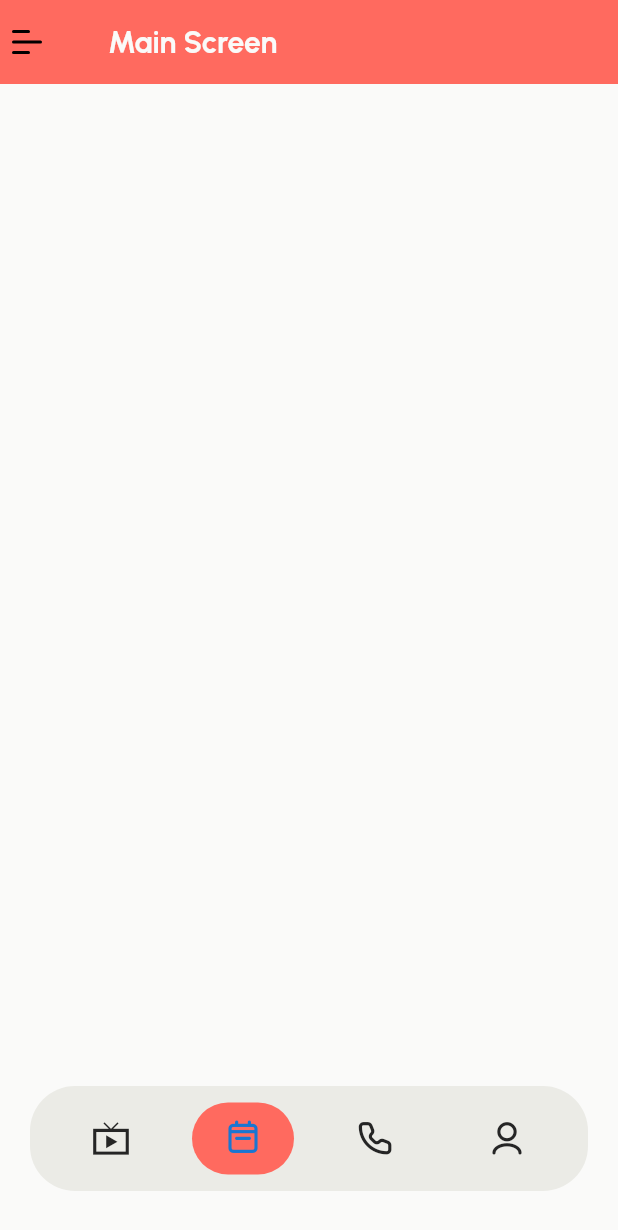
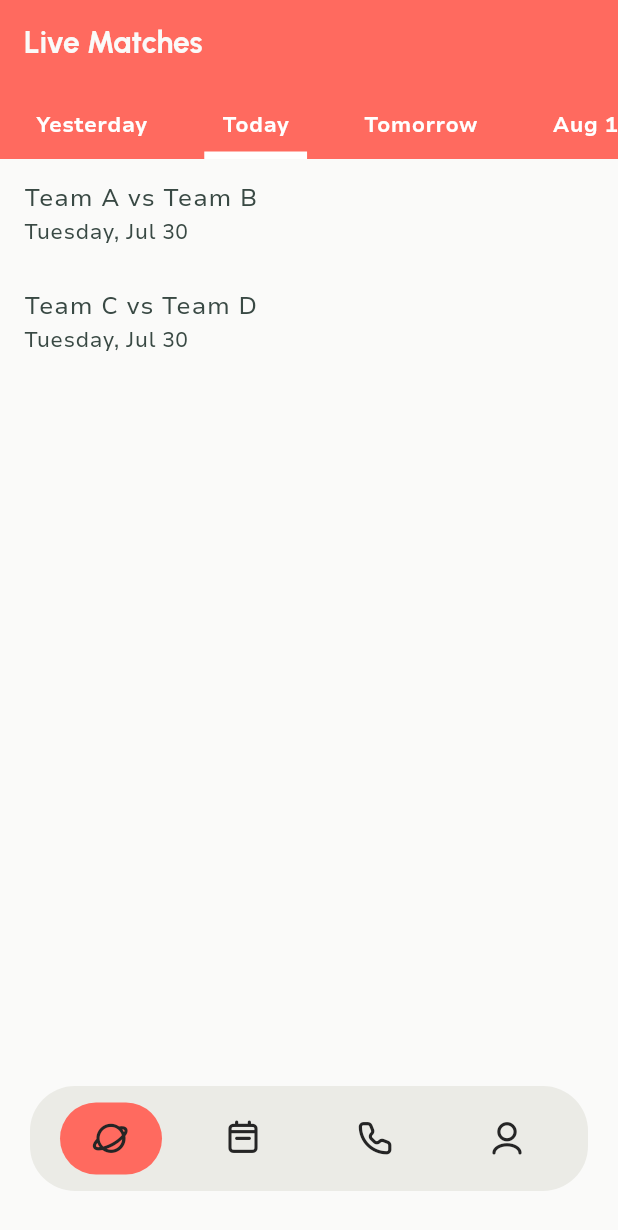
Before and after one commit to mavicDesigns/GoalBuzz, a Flutter app: the screen it shows after launch, on a phone screen of 412 x 824 dp. Shown: the top 1230 px of the screen. Run offline on Flutter 3.47's test engine with Material 3 defaults, Android fonts, the phone set to English and light mode, and no system bars; our stand-ins replace bloc, equatable, flutter_bloc, lottie.

Commit message:
Finished live Page

```diff
--- a/lib/src/components/widget/bottom_navigation_bar.dart
+++ b/lib/src/components/widget/bottom_navigation_bar.dart
@@ -1,55 +1,54 @@
 import 'package:flutter/material.dart';
+import 'package:truck/assets/fonts/MavicIcons/mavic_i_cons_icons.dart';
 
 enum NavigationBarType { icons, text, both }
 
 class BottomNavigationBarComponent extends StatelessWidget {
   final int currentIndex;
-  final List<String> items;
-  final List<IconData>? icons;
-  final NavigationBarType navigationBarType;
   final ValueChanged<int>? onTap;
 
   const BottomNavigationBarComponent({
-    Key? key,
+    super.key,
     required this.currentIndex,
-    required this.items,
-    this.icons,
-    this.navigationBarType = NavigationBarType.both,
     this.onTap,
-  })  : assert(navigationBarType != NavigationBarType.icons || icons != null,
-               'Icons must be provided if navigationBarType is icons'),
-        assert(navigationBarType != NavigationBarType.text || icons == null,
-               'Icons should be null if navigationBarType is text'),
-        assert(icons == null || icons.length == items.length,
-               'Icons length must be equal to items length'),
-        super(key: key);
+  });
 
   @override
   Widget build(BuildContext context) {
-    final theme = Theme.of(context);
-    final selectedColor = theme.colorScheme.tertiary;
-    final unselectedColor = Colors.grey;
+    return Container(
+      height: 70,
+      margin: EdgeInsets.symmetric(vertical: 30, horizontal: 20),
+      padding: EdgeInsets.symmetric(horizontal: 20, vertical: 10),
+      decoration: BoxDecoration(
+          borderRadius: BorderRadius.circular(30),
+          boxShadow: [],
+          color: Theme.of(context).bottomNavigationBarTheme.backgroundColor),
+      child: Row(
+        mainAxisAlignment: MainAxisAlignment.spaceBetween,
+        children: [
+          _buildNavItem(MavicICons.planet, 0, context),
+          _buildNavItem(MavicICons.calendar_week, 1, context),
+          _buildNavItem(MavicICons.phone, 2, context),
+          _buildNavItem(MavicICons.user_02, 3, context),
+        ],
+      ),
+    );
+  }
 
-    return BottomNavigationBar(
-      currentIndex: currentIndex,
-      onTap: onTap,
-      items: List.generate(items.length, (index) {
-        final icon = icons?[index] ?? Icons.circle;
-        return BottomNavigationBarItem(
-          icon: navigationBarType == NavigationBarType.text
-              ? SizedBox.shrink()
-              : Icon(icon, color: index == currentIndex ? selectedColor : unselectedColor),
-          label: navigationBarType == NavigationBarType.icons
-              ? ''
-              : items[index], // Provide label only if not using icons
-          activeIcon: navigationBarType == NavigationBarType.text
-              ? null
-              : Icon(icon, color: selectedColor),
-        );
-      }),
-      selectedItemColor: selectedColor,
-      unselectedItemColor: unselectedColor,
-      type: BottomNavigationBarType.fixed,
+  Widget _buildNavItem(IconData icon, int index, BuildContext context) {
+    final bool isSelected = currentIndex == index;
+
+    return Container(
+      padding: EdgeInsets.symmetric(horizontal: 10),
+      decoration: BoxDecoration(
+          color:
+              isSelected ? Theme.of(context).primaryColor : Colors.transparent,
+          borderRadius: BorderRadius.circular(30)),
+      child: IconButton(
+        onPressed: () => onTap!(index),
+        color: Theme.of(context).textTheme.bodyMedium!.color,
+        icon: Icon(icon, size: 26),
+      ),
     );
   }
 }
--- a/lib/src/routes/app_routes.dart
+++ b/lib/src/routes/app_routes.dart
@@ -6,7 +6,6 @@ import 'package:truck/src/screens/form_Screen.dart';
 import 'package:truck/src/screens/main_screen.dart';
 import 'package:truck/src/screens/select_button_screen.dart';
 import 'package:truck/src/screens/splash_screen.dart';
-import '../screens/pageview/home_screen.dart';
 import '../screens/login_screen.dart';
 
 class AppRoutes {
--- a/lib/src/screens/main_screen.dart
+++ b/lib/src/screens/main_screen.dart
@@ -4,6 +4,10 @@ import 'package:truck/src/components/widget/bottom_navigation_bar.dart';
 import 'package:truck/src/components/widget/custom_progress_loading.dart';
 import 'package:truck/src/components/widget/menu_button.dart';
 import 'package:truck/src/components/widget/navigation_drawer.dart';
+import 'package:truck/src/screens/pageview/live_screen.dart';
+import 'package:truck/src/screens/pageview/settings_screen.dart';
+import 'package:truck/src/screens/pageview/upcoming_screen.dart';
+import 'package:truck/src/screens/pageview/voiceCall_screen.dart';
 
 class MainScreen extends StatefulWidget {
   @override
@@ -12,6 +16,13 @@ class MainScreen extends StatefulWidget {
 
 class _MainScreenState extends State<MainScreen> {
   int _currentIndex = 0;
+
+  final List<Widget> _screens = [
+    LiveMatchesScreen(),
+    UpcomingMatchesScreen(),
+    VoiceCallRoomsScreen(),
+    ProfileSettingsScreen(),
+  ];
 
   void _onTap(int index) {
     setState(() {
@@ -22,71 +33,12 @@ class _MainScreenState extends State<MainScreen> {
   @override
   Widget build(BuildContext context) {
     return Scaffold(
-      appBar: AppBar(
-        title: Text('Main Screen'),
-        leading: Builder(builder: (context) {
-          return MenuButton(
-            onPressed: () {
-              Scaffold.of(context).openDrawer();
-            },
-          );
-        }),
-      ),
+
       drawer: CustomNavigationDrawer(),
-      body: Center(
-          // child: CustomProgressIndicator(),
-          ),
-      bottomNavigationBar: Container(
-        height: 70,
-        margin: EdgeInsets.symmetric(vertical: 30, horizontal: 20),
-        padding: EdgeInsets.symmetric(horizontal: 20, vertical: 10),
-        decoration: BoxDecoration(
-            borderRadius: BorderRadius.circular(30),
-            boxShadow: [],
-            color: Theme.of(context).bottomNavigationBarTheme.backgroundColor),
-        child: Row(
-          mainAxisAlignment: MainAxisAlignment.spaceBetween,
-          children: [
-            Container(
-              padding: EdgeInsets.symmetric(horizontal: 10),
-              child: IconButton(
-                onPressed: () => {},
-                color: Theme.of(context).textTheme.bodyMedium!.color,
-                icon: Icon(
-                  Icons.live_tv_sharp,
-                  size: 26,
-                ),
-              ),
-            ),
-            Container(
-              padding: EdgeInsets.symmetric(horizontal: 10),
-              decoration: BoxDecoration(
-                  color: Theme.of(context).primaryColor,
-                  borderRadius: BorderRadius.circular(30)),
-              child: IconButton(
-                onPressed: () => {},
-                color: Theme.of(context).primaryColorDark,
-                icon: Icon(MavicICons.calendar_week, size: 26),
-              ),
-            ),
-            Container(
-              padding: EdgeInsets.symmetric(horizontal: 10),
-              child: IconButton(
-                onPressed: () => {},
-                color: Theme.of(context).textTheme.bodyMedium!.color,
-                icon: Icon(MavicICons.phone, size: 26),
-              ),
-            ),
-            Container(
-              padding: EdgeInsets.symmetric(horizontal: 10),
-              child: IconButton(
-                onPressed: () => {},
-                color: Theme.of(context).textTheme.bodyMedium!.color,
-                icon: Icon(MavicICons.user_02, size: 26),
-              ),
-            )
-          ],
-        ),
+      body: _screens[_currentIndex],
+      bottomNavigationBar: BottomNavigationBarComponent(
+        currentIndex: _currentIndex,
+        onTap: _onTap,
       ),
     );
   }
--- /dev/null
+++ b/lib/src/screens/pageview/live_screen.dart
@@ -0,0 +1,208 @@
+import 'package:flutter/material.dart';
+import 'package:intl/intl.dart'; // For formatting dates
+
+class LiveMatchesScreen extends StatefulWidget {
+  @override
+  _LiveMatchesScreenState createState() => _LiveMatchesScreenState();
+}
+
+class _LiveMatchesScreenState extends State<LiveMatchesScreen> {
+  final PageController _pageController = PageController(initialPage: 6);
+  final Map<String, _CachedData<List<Match>>> _cache = {};
+  final Duration _cacheDuration = Duration(minutes: 10);
+  final ScrollController _scrollController = ScrollController();
+
+  List<DateTime> _dates = List.generate(
+      14, (index) => DateTime.now().subtract(Duration(days: 6 - index)));
+  int _currentIndex = 6;
+
+  @override
+  void initState() {
+    super.initState();
+    _pageController.addListener(_pageListener);
+    WidgetsBinding.instance.addPostFrameCallback((_) {
+      _scrollToCenter(_currentIndex);
+    });
+  }
+
+  void _pageListener() {
+    setState(() {
+      _currentIndex = _pageController.page?.round() ?? 6;
+    });
+
+    // Add more dates to the end
+    if (_pageController.page! >= _dates.length - 1) {
+      setState(() {
+        _dates.addAll(List.generate(
+            7, (index) => _dates.last.add(Duration(days: index + 1))));
+      });
+    }
+
+    // Add more dates to the beginning
+    if (_pageController.page! <= 0) {
+      setState(() {
+        _dates.insertAll(
+            0,
+            List.generate(7,
+                (index) => _dates.first.subtract(Duration(days: 7 - index))));
+        _pageController.jumpToPage(7);
+      });
+    }
+    _scrollToCenter(_currentIndex);
+  }
+
+  void _scrollToCenter(int index) {
+    WidgetsBinding.instance.addPostFrameCallback((_) {
+      double screenWidth = MediaQuery.of(context).size.width;
+      double containerWidth = screenWidth / 4; // Adjust this value as needed
+      double scrollPosition = containerWidth * index -
+          (screenWidth / 2 - containerWidth / 2);
+      _scrollController.animateTo(
+        scrollPosition,
+        duration: Duration(milliseconds: 300),
+        curve: Curves.easeInOut,
+      );
+    });
+  }
+
+  @override
+  void dispose() {
+    _pageController.removeListener(_pageListener);
+    _pageController.dispose();
+    _scrollController.dispose();
+    super.dispose();
+  }
+
+  @override
+  Widget build(BuildContext context) {
+    return Scaffold(
+      appBar: AppBar(
+        title: Text('Live Matches'),
+        centerTitle: false,
+        bottom: PreferredSize(
+          preferredSize: Size.fromHeight(50),
+          child: _buildDateNav(),
+        ),
+      ),
+      body: PageView.builder(
+        controller: _pageController,
+        itemCount: _dates.length,
+        itemBuilder: (context, index) {
+          DateTime date = _dates[index];
+          return _buildMatchDayPage(date);
+        },
+      ),
+    );
+  }
+
+  int calculateDifference(DateTime date) {
+    DateTime now = DateTime.now();
+    return DateTime(date.year, date.month, date.day)
+        .difference(DateTime(now.year, now.month, now.day))
+        .inDays;
+  }
+
+  Widget _buildDateNav() {
+    return SingleChildScrollView(
+      controller: _scrollController,
+      scrollDirection: Axis.horizontal,
+      child: Row(
+        children: List.generate(_dates.length, (index) {
+          DateTime date = _dates[index];
+          String formattedDate = calculateDifference(date) == 0
+              ? 'Today'
+              : calculateDifference(date) == -1 ? 'Yesterday'
+              : calculateDifference(date) == 1 ? 'Tomorrow'
+              : DateFormat('MMM d').format(date);
+          return InkWell(
+            onTap: () {
+              _pageController.jumpToPage(index);
+            },
+            child: Container(
+              margin: EdgeInsets.symmetric(horizontal: 13),
+              decoration: BoxDecoration(
+                  border: Border(
+                      bottom: BorderSide(
+                        width: 5,
+                          color: index == _currentIndex
+                              ?  Theme.of(context).cardColor
+                              : Colors.transparent))),
+              padding: EdgeInsets.symmetric(horizontal: 12, vertical: 8),
+              child: Text(
+                formattedDate,
+                style: TextStyle(fontSize: 14, fontWeight: FontWeight.bold, color: Theme.of(context).cardColor),
+              ),
+            ),
+          );
+        }),
+      ),
+    );
+  }
+
+  Widget _buildMatchDayPage(DateTime date) {
+    String formattedDate = DateFormat('EEEE, MMM d').format(date);
+
+    return FutureBuilder<List<Match>>(
+      future: _fetchMatchesForDate(date),
+      builder: (context, snapshot) {
+        if (snapshot.connectionState == ConnectionState.waiting) {
+          return Center(child: CircularProgressIndicator());
+        } else if (snapshot.hasError) {
+          return Center(child: Text('Error: ${snapshot.error}'));
+        } else if (!snapshot.hasData || snapshot.data!.isEmpty) {
+          return Center(child: Text('No matches for this day.'));
+        } else {
+          return ListView.builder(
+            itemCount: snapshot.data!.length,
+            itemBuilder: (context, index) {
+              Match match = snapshot.data![index];
+              return ListTile(
+                title: Text('${match.homeTeam} vs ${match.awayTeam}'),
+                subtitle: Text('${formattedDate}'),
+              );
+            },
+          );
+        }
+      },
+    );
+  }
+
+  Future<List<Match>> _fetchMatchesForDate(DateTime date) async {
+    String dateKey = DateFormat('yyyy-MM-dd').format(date);
+    if (_cache.containsKey(dateKey) &&
+        DateTime.now().difference(_cache[dateKey]!.timestamp) <
+            _cacheDuration) {
+      return _cache[dateKey]!.data;
+    }
+
+    List<Match> matches =
+        await _fetchMatchesFromNetwork(date); // Fetch from network
+    _cache[dateKey] = _CachedData(matches, DateTime.now());
+    return matches;
+  }
+
+  Future<List<Match>> _fetchMatchesFromNetwork(DateTime date) async {
+    // Your logic to fetch matches for the given date
+    // This is just a placeholder
+    await Future.delayed(Duration(seconds: 1)); // Simulate network delay
+    return [
+      Match(homeTeam: 'Team A', awayTeam: 'Team B', time: '12:00 PM'),
+      Match(homeTeam: 'Team C', awayTeam: 'Team D', time: '3:00 PM'),
+    ];
+  }
+}
+
+class _CachedData<T> {
+  final T data;
+  final DateTime timestamp;
+
+  _CachedData(this.data, this.timestamp);
+}
+
+class Match {
+  final String homeTeam;
+  final String awayTeam;
+  final String time;
+
+  Match({required this.homeTeam, required this.awayTeam, required this.time});
+}
--- /dev/null
+++ b/lib/src/screens/pageview/upcoming_screen.dart
@@ -0,0 +1,9 @@
+
+import 'package:flutter/material.dart';
+
+class UpcomingMatchesScreen extends StatelessWidget {
+  @override
+  Widget build(BuildContext context) {
+    return Center(child: Text('Upcoming Matches Screen'));
+  }
+}
--- a/lib/src/themes/light_theme.dart
+++ b/lib/src/themes/light_theme.dart
@@ -16,6 +16,8 @@ class AppColors {
 }
 
 final ThemeData lightTheme = ThemeData(
+    primaryColor: AppColors.primary1,
+    primaryColorDark: Colors.black,
     colorScheme: ColorScheme.light(
       tertiary: AppColors.tertiary,
       primary: AppColors.primary1,
@@ -120,9 +122,7 @@ final ThemeData lightTheme = ThemeData(
         fontWeight: FontWeight.bold,
       ),
     ),
-  cardTheme: CardTheme(
-    color: AppColors.cardColor
-  ),
+    cardTheme: CardTheme(color: AppColors.cardColor),
     buttonTheme: ButtonThemeData(
       buttonColor: AppColors.secondary1,
       padding: EdgeInsets.symmetric(horizontal: 8),
@@ -130,7 +130,8 @@ final ThemeData lightTheme = ThemeData(
     ),
     elevatedButtonTheme: ElevatedButtonThemeData(
       style: ElevatedButton.styleFrom(
-      foregroundColor: AppColors.text4, backgroundColor: AppColors.secondary1,
+        foregroundColor: AppColors.text4,
+        backgroundColor: AppColors.secondary1,
         textStyle: TextStyle(
           fontFamily: 'Urbanist',
           fontWeight: FontWeight.bold,
@@ -144,7 +145,8 @@ final ThemeData lightTheme = ThemeData(
     ),
     textButtonTheme: TextButtonThemeData(
       style: TextButton.styleFrom(
-      foregroundColor: AppColors.secondary1, textStyle: TextStyle(
+        foregroundColor: AppColors.secondary1,
+        textStyle: TextStyle(
           fontFamily: 'Urbanist',
           fontWeight: FontWeight.bold,
           fontSize: 18, // Increased font size
@@ -170,8 +172,7 @@ final ThemeData lightTheme = ThemeData(
     iconTheme: IconThemeData(
       color: AppColors.primary1,
     ),
-
-  bottomNavigationBarTheme: BottomNavigationBarThemeData(
-    backgroundColor: AppColors.cardColor
-  )
-);
+     bottomNavigationBarTheme:
+        BottomNavigationBarThemeData(backgroundColor: AppColors.cardColor),
+    bottomAppBarTheme:
+        BottomAppBarTheme(color: Colors.transparent));
--- a/pubspec.yaml
+++ b/pubspec.yaml
@@ -44,6 +44,7 @@ dependencies:
   fluttericon: ^2.0.0
   image: ^4.2.0
   lottie: ^3.1.2
+  intl: ^0.19.0
 
 dev_dependencies:
   flutter_test:
```
Also changed, not shown: lib/src/screens/pageview/home_screen.dart (deleted, +0 -30 lines), lib/src/screens/pageview/settings_screen.dart (added, +9 -0 lines), lib/src/screens/pageview/voiceCall_screen.dart (added, +9 -0 lines), lib/src/screens/settings_screen.dart (deleted, +0 -17 lines), pubspec.lock, 7 other files. Lines whose indentation alone changed are shown as unchanged.
